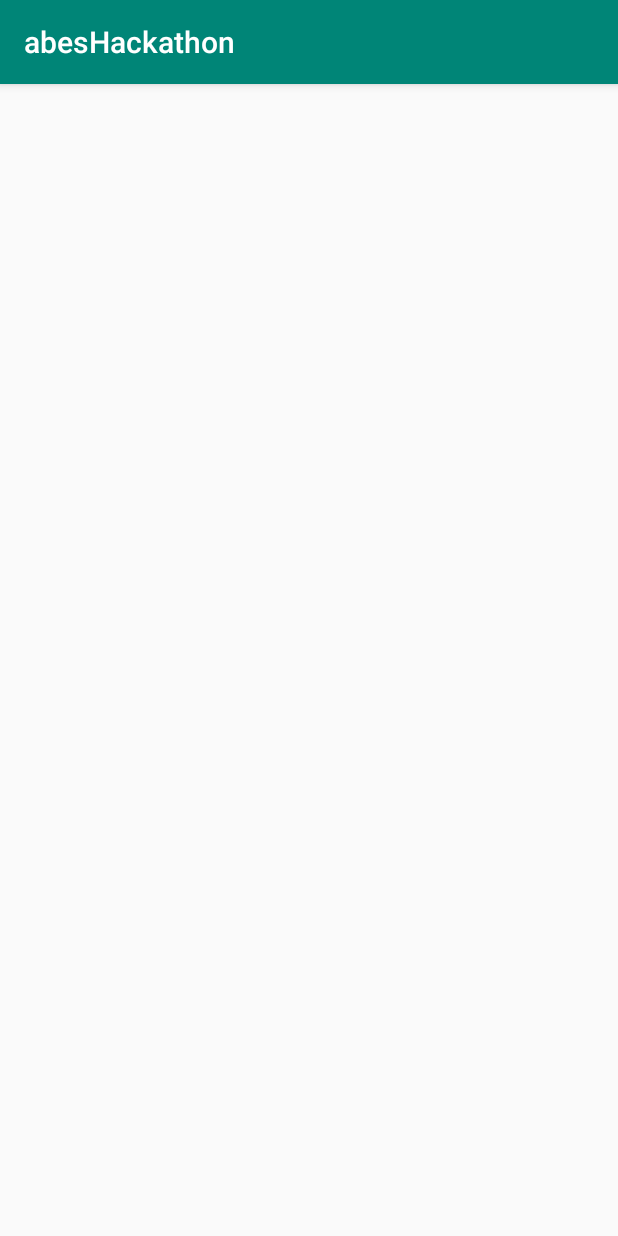
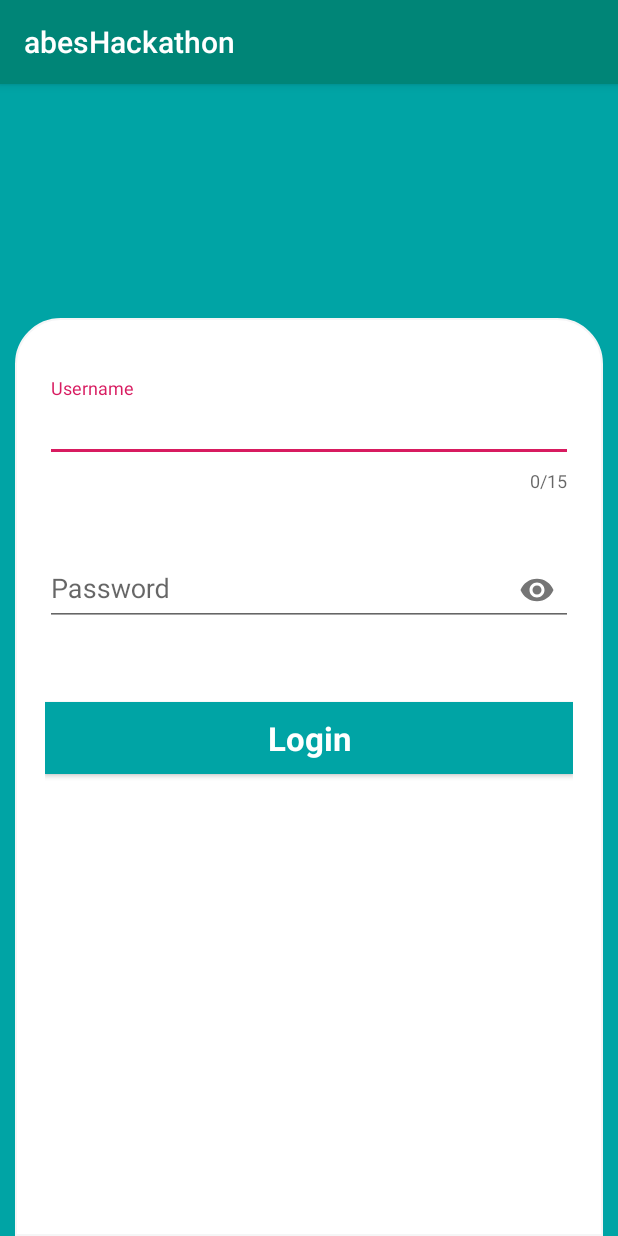
Before and after one commit to harshm06/404notfound, an Android app: the screen it shows after launch (LoginActivity), on a phone screen of 412 x 824 dp. Run offline under Robolectric (Android 15) with nearby library versions, the light colour scheme and no system bars; our stand-ins replace CircleImageView.

Commit message:
widget ui

```diff
--- a/abesProject/app/src/main/res/layout/activity_login.xml
+++ b/abesProject/app/src/main/res/layout/activity_login.xml
@@ -1,9 +1,83 @@
 <?xml version="1.0" encoding="utf-8"?>
-<androidx.constraintlayout.widget.ConstraintLayout xmlns:android="http://schemas.android.com/apk/res/android"
+<RelativeLayout xmlns:android="http://schemas.android.com/apk/res/android"
     xmlns:app="http://schemas.android.com/apk/res-auto"
     xmlns:tools="http://schemas.android.com/tools"
     android:layout_width="match_parent"
     android:layout_height="match_parent"
+    android:background="#00A4A5"
+    android:id="@+id/up"
     tools:context=".LoginActivity">
 
-</androidx.constraintlayout.widget.ConstraintLayout>
+
+
+    <de.hdodenhof.circleimageview.CircleImageView
+        android:layout_width="126dp"
+        android:layout_height="126dp"
+        android:id="@+id/icon"
+        android:layout_centerHorizontal="true"
+        android:layout_marginTop="20dp"
+        app:civ_border_color="#FFFF"
+        app:civ_border_width="5dp"/>
+
+    <LinearLayout
+        android:layout_width="match_parent"
+        android:layout_height="match_parent"
+        android:layout_marginLeft="10dp"
+        android:layout_marginRight="10dp"
+        android:orientation="vertical"
+        android:layout_below="@id/icon"
+        android:layout_marginTop="10dp"
+        android:background="@drawable/layout">
+
+        <com.google.android.material.textfield.TextInputLayout
+            android:layout_width="match_parent"
+            android:layout_height="wrap_content"
+            android:layout_marginTop="30dp"
+            app:counterEnabled="true"
+            app:errorEnabled="true"
+            app:counterMaxLength="15"
+            >
+            <com.google.android.material.textfield.TextInputEditText
+                android:layout_width="match_parent"
+                android:layout_height="wrap_content"
+                android:hint="Username"
+                android:id="@+id/username"
+                android:inputType="text"/>
+
+        </com.google.android.material.textfield.TextInputLayout>
+
+        <com.google.android.material.textfield.TextInputLayout
+            android:layout_width="match_parent"
+            android:layout_height="wrap_content"
+            android:layout_marginTop="30dp"
+            app:errorEnabled="true"
+            app:passwordToggleEnabled="true"
+            >
+            <com.google.android.material.textfield.TextInputEditText
+                android:layout_width="match_parent"
+                android:layout_height="wrap_content"
+                android:id="@+id/password"
+                android:hint="Password"
+                android:inputType="textWebPassword"/>
+
+        </com.google.android.material.textfield.TextInputLayout>
+
+        <Button
+            android:layout_width="match_parent"
+            android:layout_height="wrap_content"
+            android:layout_marginTop="30dp"
+            android:background="#00A4A5"
+            android:text="Login"
+            android:id="@+id/buttonlogin"
+            android:textAppearance="@style/TextAppearance.AppCompat.Large"
+            android:textStyle="bold"
+            android:textColor="#FFFF"
+            android:elevation="10dp"/>
+
+
+    </LinearLayout>
+
+
+
+
+</RelativeLayout>
--- a/abesProject/app/src/main/res/values/strings.xml
+++ b/abesProject/app/src/main/res/values/strings.xml
@@ -1,3 +1,5 @@
 <resources>
     <string name="app_name">abesHackathon</string>
+    <string name="appwidget_text">SOS</string>
+    <string name="add_widget">Add widget</string>
 </resources>
```
Also changed, not shown: abesProject/app/src/main/AndroidManifest.xml (+13 -1 lines), abesProject/app/src/main/java/com/example/abeshackathon/PanicActivity.java (added, +14 -0 lines), abesProject/app/src/main/java/com/example/abeshackathon/PanicButton.java (added, +46 -0 lines), abesProject/app/src/main/res/layout/activity_panic.xml (added, +70 -0 lines), abesProject/app/src/main/res/layout/panic_button.xml (added, +17 -0 lines), abesProject/app/src/main/res/values-v14/dimens.xml (added, +10 -0 lines), abesProject/app/src/main/res/values/dimens.xml (added, +10 -0 lines), abesProject/app/src/main/res/xml/panic_button_info.xml (added, +10 -0 lines), abesProject/app/src/main/res/drawable-nodpi/example_appwidget_preview.png (added).
